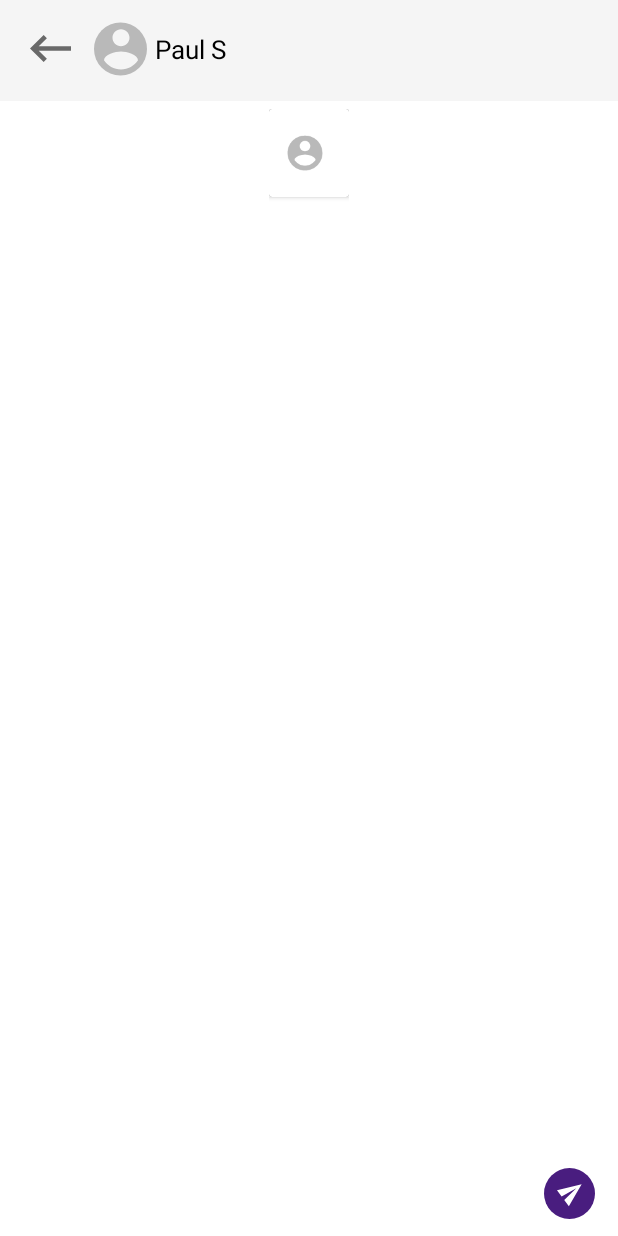
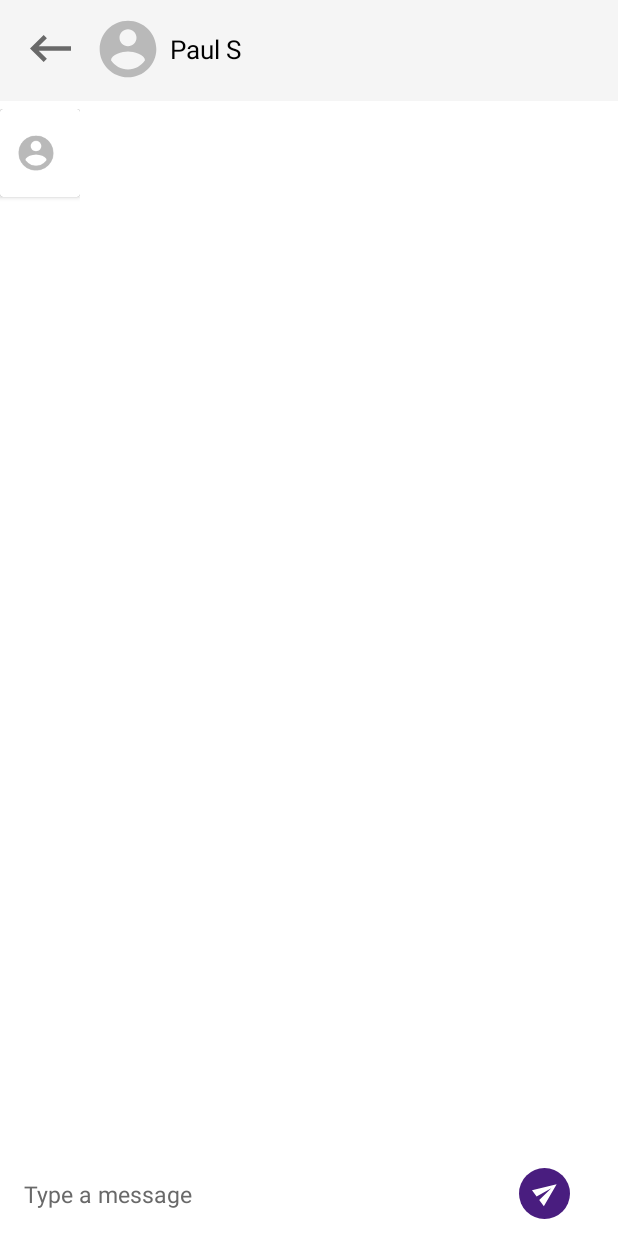
Before and after one commit to JessicaS97/CollabAndroid, an Android app: the MessageChat screen opened directly, with no data from a screen before it, after a tap on an icon or button, on a phone screen of 412 x 824 dp. Run offline under Robolectric (Android 15) with nearby library versions, the phone set to English and light mode, and no system bars; our stand-ins replace CircleImageView; Roboto replaces fonts that are not available here.

```diff
--- a/app/src/main/java/com/collab/MessageChat.java
+++ b/app/src/main/java/com/collab/MessageChat.java
@@ -46,6 +46,18 @@ public class MessageChat extends AppCompatActivity {
                 adapter.addMessage(new Message(textMessage.getText().toString(), userName.getText().toString(), "", "1", "00:00"));
             }
         });
+
+        adapter.registerAdapterDataObserver(new RecyclerView.AdapterDataObserver() {
+            @Override
+            public void onItemRangeInserted(int positionStart, int itemCount) {
+                super.onItemRangeInserted(positionStart, itemCount);
+                setScrollbar();
+            }
+        });
+    }
+
+    private void setScrollbar() {
+        messageRecyclerView.scrollToPosition(adapter.getItemCount() - 1);
     }
 
     public void goBackToMessagesPage(View view) {
--- a/app/src/main/res/layout/message_chat.xml
+++ b/app/src/main/res/layout/message_chat.xml
@@ -38,8 +38,8 @@
 
             <de.hdodenhof.circleimageview.CircleImageView
                 android:id="@+id/profilePicMessageChat"
-                android:layout_width="35dp"
-                android:layout_height="wrap_content"
+                android:layout_width="45dp"
+                android:layout_height="45dp"
                 android:layout_marginLeft="15dp"
                 android:src="@drawable/profile_empty_icon" />
 
@@ -62,7 +62,6 @@
         android:layout_height="wrap_content"
         android:layout_weight="1"
         android:layout_marginTop="5dp"
-        app:layout_constraintEnd_toEndOf="parent"
         app:layout_constraintStart_toStartOf="parent"
         app:layout_constraintTop_toBottomOf="@+id/linearLayout3" />
 
@@ -74,12 +73,13 @@
 
         <EditText
             android:id="@+id/sendMessageText"
-            android:layout_width="337dp"
+            android:layout_width="325dp"
             android:layout_height="35dp"
             android:fontFamily="@font/jaldi"
             android:layout_marginLeft="15dp"
             android:hint="Type a message"
-            android:textColor="#C4C4C4"
+            android:textColorHint="@color/grey"
+            android:textColor="@color/grey"
             android:textSize="15sp"
             android:background="@drawable/rounded_type_message_shape"/>
 
@@ -87,7 +87,7 @@
             android:id="@+id/sendMessageButton"
             android:layout_width="wrap_content"
             android:layout_height="wrap_content"
-            android:layout_marginLeft="10dp"
+            android:layout_marginLeft="5dp"
             android:src="@drawable/send_message_icon" />
 
     </LinearLayout>
```
